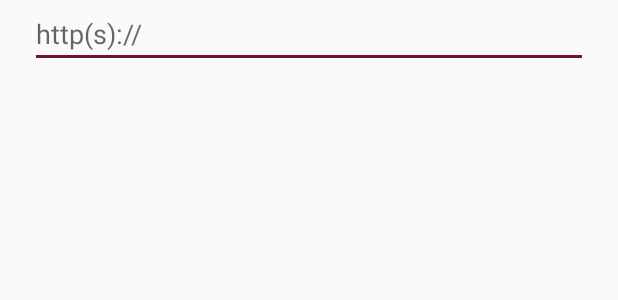
After one commit to ted-lin/memo_demo_1, an Android app: the layout dialog_link.xml on its own in the app's theme, with its tools: preview values and no code run, on a phone screen of 412 x 824 dp. The commit adds this screen. Shown: the top 300 px of the screen. Run offline under Robolectric (Android 15) with nearby library versions, the phone set to English and light mode, and no system bars; network calls fail.

Commit message:
hyper link

```diff
--- a/app/src/main/java/com/example/memo_demo/ScrollView.java
+++ /dev/null
@@ -1,4 +0,0 @@
-package com.example.memo_demo;
-
-public class ScrollView {
-}
--- a/app/src/main/res/layout/activity_editor.xml
+++ b/app/src/main/res/layout/activity_editor.xml
@@ -110,6 +110,12 @@
                     android:layout_height="wrap_content"
                     android:layout_below="@id/btnProto"
                     android:text="html to proto" />
+
+                <WebView
+                    android:id="@+id/webView"
+                    android:layout_width="match_parent"
+                    android:layout_height="30dp"
+                    android:layout_below="@id/btnProto" />
             </RelativeLayout>
 
 
--- /dev/null
+++ b/app/src/main/res/layout/dialog_link.xml
@@ -0,0 +1,17 @@
+<?xml version="1.0" encoding="utf-8"?>
+<LinearLayout
+    xmlns:android="http://schemas.android.com/apk/res/android"
+    android:orientation="vertical"
+    android:layout_width="match_parent"
+    android:layout_height="wrap_content">
+    <EditText android:id="@+id/edit"
+              android:layout_width="match_parent"
+              android:layout_height="wrap_content"
+              android:layout_marginLeft="20dp"
+              android:layout_marginStart="20dp"
+              android:layout_marginRight="20dp"
+              android:layout_marginEnd="20dp"
+              android:singleLine="true"
+              android:hint="http(s)://">
+    </EditText>
+</LinearLayout>
```
Also changed, not shown: app/src/main/java/com/example/memo_demo/EditorActivity.java (+50 -18 lines).
